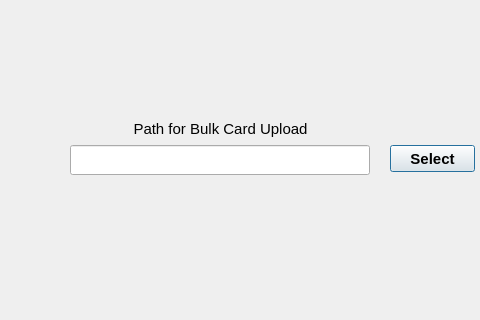
First picture: the form in gui_data/frm_bulk_card_import.ui, repository kowmang/Eqsl_Program, before the edit; both pictures show x 0 to 480 and y 195 to 515 of the 800 by 600 pixel window.
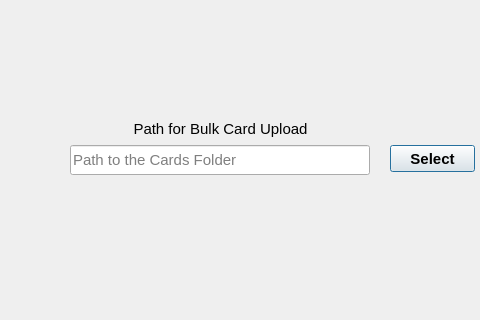
Second picture: the form after the edit.

```diff
--- a/gui_data/frm_bulk_card_import.ui
+++ b/gui_data/frm_bulk_card_import.ui
@@ -105,6 +105,9 @@
      <pointsize>11</pointsize>
     </font>
    </property>
+   <property name="placeholderText">
+    <string>Path to the Cards Folder</string>
+   </property>
   </widget>
   <widget class="QLabel" name="lb_warning_bulk_upload_1">
    <property name="geometry">
```
